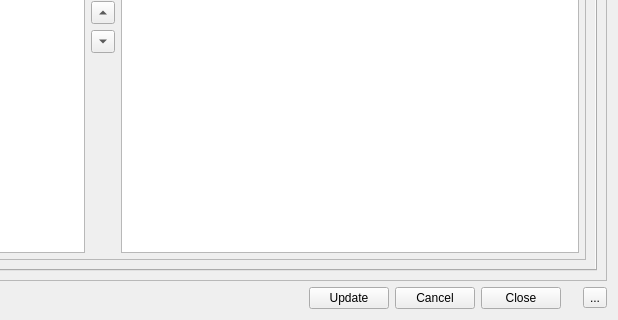
First picture: the form in Resources/ui/Design.ui, repository APEbbers/FreeCAD-Ribbon, before the edit; both pictures show x 413 to 1031 and y 467 to 787 of the 1031 by 787 pixel window.
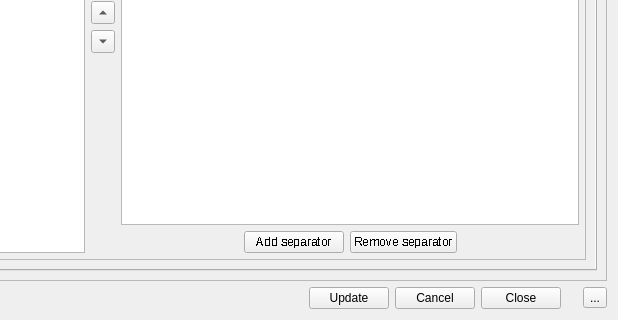
Second picture: the form after the edit. The open tabs and pages were chosen to show the change. Icons and pictures are not drawn.

Commit message: Start with separators in QuickAccess toolbar

The edit to the form file:
```diff
--- a/Resources/ui/Design.ui
+++ b/Resources/ui/Design.ui
@@ -262,7 +262,7 @@
             <enum>QTabWidget::TabShape::Rounded</enum>
            </property>
            <property name="currentIndex">
-            <number>5</number>
+            <number>1</number>
            </property>
            <property name="elideMode">
             <enum>Qt::TextElideMode::ElideNone</enum>
@@ -606,7 +606,7 @@
             <attribute name="title">
              <string>Quick access toolbar</string>
             </attribute>
-            <layout class="QGridLayout" name="gridLayout_7">
+            <layout class="QGridLayout" name="gridLayout_52">
              <item row="0" column="0">
               <widget class="QFrame" name="frame">
                <property name="frameShape">
@@ -747,6 +747,19 @@
                   </item>
                  </layout>
                 </item>
+                <item row="0" column="0" colspan="3">
+                 <widget class="QLineEdit" name="SearchBar_QC">
+                  <property name="inputMask">
+                   <string/>
+                  </property>
+                  <property name="text">
+                   <string/>
+                  </property>
+                  <property name="placeholderText">
+                   <string>Type to search...</string>
+                  </property>
+                 </widget>
+                </item>
                 <item row="3" column="0" colspan="3">
                  <widget class="QLabel" name="label_5">
                   <property name="text">
@@ -754,27 +767,6 @@
                   </property>
                  </widget>
                 </item>
-                <item row="4" column="2">
-                 <widget class="QListWidget" name="CommandsSelected_QC">
-                  <property name="defaultDropAction">
-                   <enum>Qt::DropAction::MoveAction</enum>
-                  </property>
-                  <property name="movement">
-                   <enum>QListView::Movement::Free</enum>
-                  </property>
-                  <property name="sortingEnabled">
-                   <bool>false</bool>
-                  </property>
-                  <item>
-                   <property name="text">
-                    <string>New Item</string>
-                   </property>
-                   <property name="checkState">
-                    <enum>Checked</enum>
-                   </property>
-                  </item>
-                 </widget>
-                </item>
                 <item row="4" column="0">
                  <widget class="QListWidget" name="CommandsAvailable_QC">
                   <property name="selectionMode">
@@ -793,18 +785,98 @@
                   </item>
                  </widget>
                 </item>
-                <item row="0" column="0" colspan="3">
-                 <widget class="QLineEdit" name="SearchBar_QC">
-                  <property name="inputMask">
-                   <string/>
-                  </property>
-                  <property name="text">
-                   <string/>
-                  </property>
-                  <property name="placeholderText">
-                   <string>Type to search...</string>
-                  </property>
-                 </widget>
+                <item row="4" column="2">
+                 <layout class="QGridLayout" name="gridLayout_51">
+                  <item row="0" column="0">
+                   <widget class="QListWidget" name="CommandsSelected_QC">
+                    <property name="defaultDropAction">
+                     <enum>Qt::DropAction::MoveAction</enum>
+                    </property>
+                    <property name="movement">
+                     <enum>QListView::Movement::Free</enum>
+                    </property>
+                    <property name="sortingEnabled">
+                     <bool>false</bool>
+                    </property>
+                    <item>
+                     <property name="text">
+                      <string>New Item</string>
+                     </property>
+                     <property name="checkState">
+                      <enum>Checked</enum>
+                     </property>
+                    </item>
+                   </widget>
+                  </item>
+                  <item row="1" column="0">
+                   <layout class="QGridLayout" name="gridLayout_7">
+                    <item row="0" column="3">
+                     <spacer name="horizontalSpacer_6">
+                      <property name="orientation">
+                       <enum>Qt::Orientation::Horizontal</enum>
+                      </property>
+                      <property name="sizeHint" stdset="0">
+                       <size>
+                        <width>40</width>
+                        <height>20</height>
+                       </size>
+                      </property>
+                     </spacer>
+                    </item>
+                    <item row="0" column="2">
+                     <widget class="QPushButton" name="RemoveSeparator_QC">
+                      <property name="minimumSize">
+                       <size>
+                        <width>100</width>
+                        <height>0</height>
+                       </size>
+                      </property>
+                      <property name="font">
+                       <font>
+                        <bold>false</bold>
+                        <stylestrategy>NoAntialias</stylestrategy>
+                       </font>
+                      </property>
+                      <property name="text">
+                       <string>Remove separator</string>
+                      </property>
+                     </widget>
+                    </item>
+                    <item row="0" column="1">
+                     <widget class="QPushButton" name="AddSeparator_QC">
+                      <property name="minimumSize">
+                       <size>
+                        <width>100</width>
+                        <height>0</height>
+                       </size>
+                      </property>
+                      <property name="font">
+                       <font>
+                        <bold>false</bold>
+                        <stylestrategy>NoAntialias</stylestrategy>
+                       </font>
+                      </property>
+                      <property name="text">
+                       <string>Add separator</string>
+                      </property>
+                     </widget>
+                    </item>
+                    <item row="0" column="0">
+                     <spacer name="horizontalSpacer_7">
+                      <property name="orientation">
+                       <enum>Qt::Orientation::Horizontal</enum>
+                      </property>
+                      <property name="sizeHint" stdset="0">
+                       <size>
+                        <width>40</width>
+                        <height>20</height>
+                       </size>
+                      </property>
+                     </spacer>
+                    </item>
+                   </layout>
+                  </item>
+                 </layout>
                 </item>
                </layout>
               </widget>
```
The commit also changes 3 other files.
